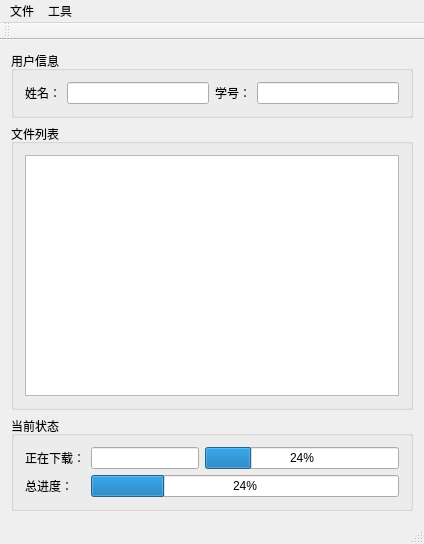
ChocoCLv/LIMS_FILE_CLIENT, file mainwindow.ui: the form before one commit.
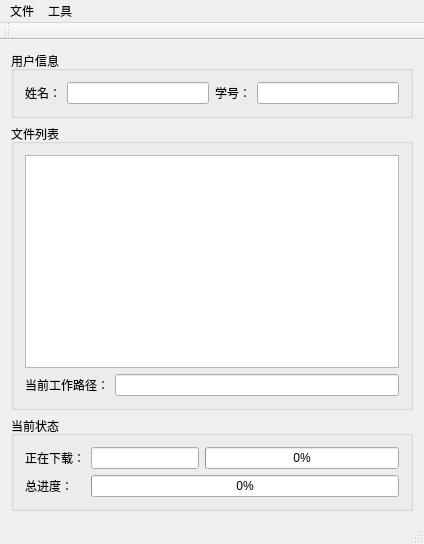
The form after the commit.

What changed in the file:
```diff
--- a/mainwindow.ui
+++ b/mainwindow.ui
@@ -67,8 +67,22 @@
        <string>文件列表</string>
       </property>
       <layout class="QGridLayout" name="gridLayout">
-       <item row="0" column="0">
-        <widget class="QTreeView" name="treeView"/>
+       <item row="0" column="0" colspan="2">
+        <widget class="QTreeView" name="fileTreeView"/>
+       </item>
+       <item row="1" column="0">
+        <widget class="QLabel" name="label_5">
+         <property name="text">
+          <string>当前工作路径：</string>
+         </property>
+        </widget>
+       </item>
+       <item row="1" column="1">
+        <widget class="QLineEdit" name="edtWorkDir">
+         <property name="readOnly">
+          <bool>true</bool>
+         </property>
+        </widget>
        </item>
       </layout>
      </widget>
@@ -96,7 +110,7 @@
        <item row="0" column="3">
         <widget class="QProgressBar" name="progressBarCurrentFile">
          <property name="value">
-          <number>24</number>
+          <number>0</number>
          </property>
         </widget>
        </item>
@@ -110,7 +124,7 @@
        <item row="1" column="1" colspan="3">
         <widget class="QProgressBar" name="progressBarTotal">
          <property name="value">
-          <number>24</number>
+          <number>0</number>
          </property>
         </widget>
        </item>
```
